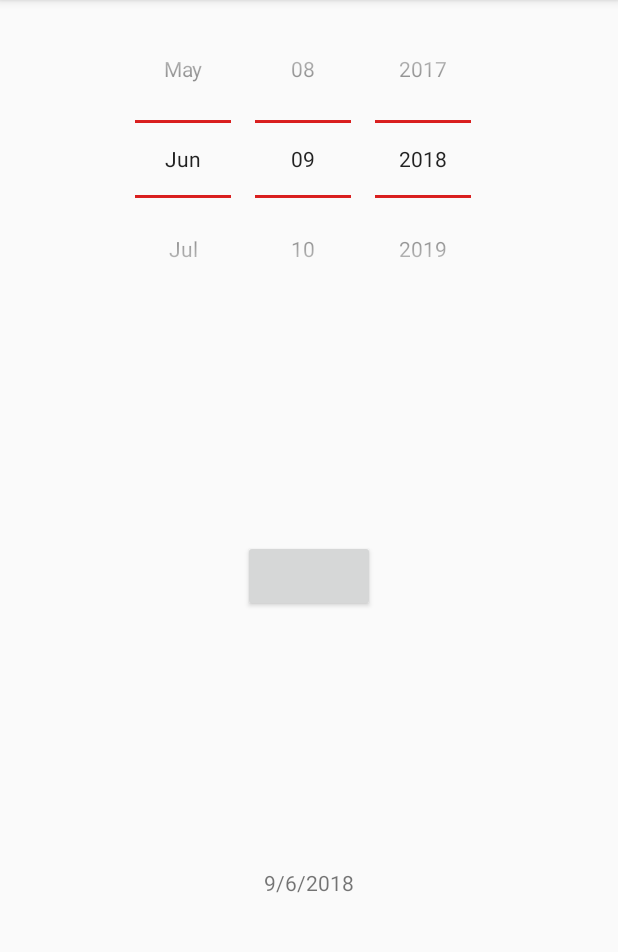
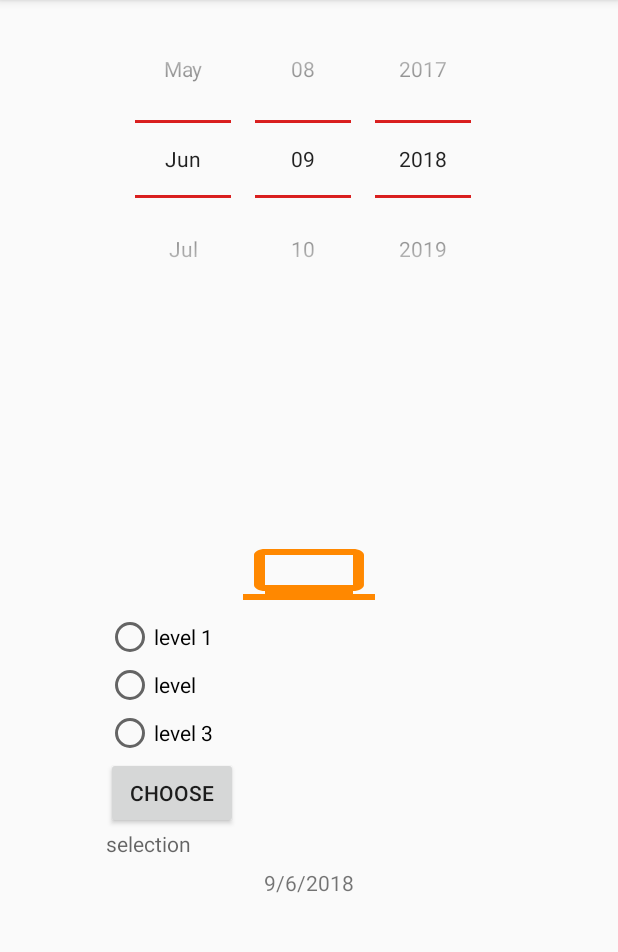
Before and after one commit to MohammedFouad/DatePickerwidget, an Android app: the screen it shows after launch (MainActivity), on a phone screen of 412 x 824 dp, the part 84-1036 px from its top. Run offline under Robolectric (Android 15) with nearby library versions, the phone set to English and light mode, and no system bars.

Commit message:
Tried toast date picker

```diff
--- a/app/src/main/AndroidManifest.xml
+++ b/app/src/main/AndroidManifest.xml
@@ -16,6 +16,7 @@
                 <category android:name="android.intent.category.LAUNCHER" />
             </intent-filter>
         </activity>
+        <activity android:name=".customToast"></activity>
     </application>
 
 </manifest>
--- a/app/src/main/java/com/app/smart/datepickerwidget/MainActivity.java
+++ b/app/src/main/java/com/app/smart/datepickerwidget/MainActivity.java
@@ -4,8 +4,13 @@ import android.app.DatePickerDialog;
 import android.app.Dialog;
 import android.support.v7.app.AppCompatActivity;
 import android.os.Bundle;
+import android.view.LayoutInflater;
 import android.view.View;
+import android.view.ViewGroup;
+import android.widget.Button;
 import android.widget.DatePicker;
+import android.widget.RadioButton;
+import android.widget.RadioGroup;
 import android.widget.TextView;
 import android.widget.Toast;
 
@@ -17,12 +22,39 @@ public class MainActivity extends AppCompatActivity {
     DatePickerDialog datePickerDialog;
     private int year, month, day;
     TextView dateView;
+    customToast toastdata;
+    Toast toast;
+    TextView text,selectedRadioButton;
 
+    Button confirm;
+
+    RadioGroup radioGroup;
+    RadioButton firstLevel, secondLevel, thirdLevel;
     @Override
     protected void onCreate(Bundle savedInstanceState) {
         super.onCreate(savedInstanceState);
         setContentView(R.layout.activity_main);
 
+        selectedRadioButton = findViewById(R.id.showSelection);
+
+        confirm = findViewById(R.id.checkRadioButton);
+
+        radioGroup = findViewById(R.id.radioGroup);
+
+        firstLevel = findViewById(R.id.firstLevel);
+        secondLevel = findViewById(R.id.secondLevel);
+        thirdLevel = findViewById(R.id.thirdLevel);
+
+        LayoutInflater inflater = getLayoutInflater();
+        View view = inflater.inflate(R.layout.activity_custom_toast,
+                (ViewGroup) findViewById(R.id.relativeLayout1));
+
+       text = findViewById(R.id.textView1);
+
+        toast = new Toast(this);
+        toast.setView(view);
+     //   text.setText("your score is good");
+       // toast.show();
         dateView = findViewById(R.id.textView3);
         final Calendar c = Calendar.getInstance();
         year = c.get(Calendar.YEAR);
@@ -34,14 +66,20 @@ public class MainActivity extends AppCompatActivity {
 
         showDate(year, month + 1, day);
 
+        show();
+
     }
 
     @SuppressWarnings("deprecation")
     public void setDate(View view) {
         showDialog(999);
-        Toast.makeText(getApplicationContext(), "ca",
-                Toast.LENGTH_SHORT)
-                .show();
+
+        toast.show();
+
+
+        //Toast.makeText(getApplicationContext(), "",
+//                Toast.LENGTH_SHORT)
+//                .show();
     }
 
     @Override
@@ -72,4 +110,30 @@ public class MainActivity extends AppCompatActivity {
         dateView.setText(new StringBuilder().append(day1).append("/")
                 .append(month1).append("/").append(year1));
     }
+
+    public void show(){
+        confirm.setOnClickListener(new View.OnClickListener() {
+            @Override
+            public void onClick(View v) {
+
+                int selectedId = radioGroup.getCheckedRadioButtonId();
+
+                if (selectedId==firstLevel.getId()){
+                    selectedRadioButton.setText("first level is selcted");
+                    selectedRadioButton.setTextColor(getResources().getColor(R.color.colorAccent));
+                }
+                if (selectedId==secondLevel.getId()){
+                    selectedRadioButton.setText("second level is selcted");
+                    selectedRadioButton.setTextColor(getResources().getColor(R.color.colorPrimary));
+                }
+                if (selectedId==thirdLevel.getId()){
+                    selectedRadioButton.setText("third level is selcted");
+                    selectedRadioButton.setTextColor(getResources().getColor(R.color.colorPrimaryDark));
+                }
+
+
+            }
+        });
+
+    }
 }
--- /dev/null
+++ b/app/src/main/res/drawable/ic_baseline_laptop_windows_24px.xml
@@ -0,0 +1,9 @@
+<vector xmlns:android="http://schemas.android.com/apk/res/android"
+    android:width="24dp"
+    android:height="24dp"
+    android:viewportWidth="24"
+    android:viewportHeight="24">
+  <path
+      android:fillColor="#FF000000"
+      android:pathData="M20,18v-1c1.1,0 1.99,-0.9 1.99,-2L22,5c0,-1.1 -0.9,-2 -2,-2H4c-1.1,0 -2,0.9 -2,2v10c0,1.1 0.9,2 2,2v1H0v2h24v-2h-4zM4,5h16v10H4V5z"/>
+</vector>
--- a/app/src/main/res/layout/activity_main.xml
+++ b/app/src/main/res/layout/activity_main.xml
@@ -14,7 +14,9 @@
         app:layout_constraintBottom_toBottomOf="parent"
         app:layout_constraintLeft_toLeftOf="parent"
         app:layout_constraintRight_toRightOf="parent"
-        app:layout_constraintTop_toTopOf="parent" />
+        app:layout_constraintTop_toTopOf="parent"
+        android:backgroundTint="@android:color/holo_orange_dark"
+        android:background="@drawable/ic_baseline_laptop_windows_24px"/>
 
     <TextView
         android:id="@+id/textView3"
@@ -40,4 +42,53 @@
         android:layout_marginTop="8dp"
         app:layout_constraintEnd_toEndOf="parent"
         app:layout_constraintStart_toStartOf="parent" />
+
+    <RadioGroup
+        android:id="@+id/radioGroup"
+        android:layout_width="wrap_content"
+        android:layout_height="wrap_content"
+        android:layout_marginBottom="8dp"
+        android:layout_marginEnd="8dp"
+        android:layout_marginStart="8dp"
+        android:layout_marginTop="8dp"
+        android:orientation="vertical"
+            app:layout_constraintBottom_toBottomOf="parent"
+        app:layout_constraintEnd_toEndOf="parent"
+        app:layout_constraintHorizontal_bias="0.203"
+        app:layout_constraintStart_toStartOf="parent"
+        app:layout_constraintTop_toBottomOf="@+id/datePicker">
+
+        <RadioButton
+            android:id="@+id/firstLevel"
+            android:layout_width="wrap_content"
+            android:layout_height="wrap_content"
+            android:text="level 1"
+           />
+
+        <RadioButton
+            android:id="@+id/secondLevel"
+            android:layout_width="wrap_content"
+            android:layout_height="wrap_content"
+            android:text="level " />
+
+        <RadioButton
+            android:id="@+id/thirdLevel"
+            android:layout_width="wrap_content"
+            android:layout_height="wrap_content"
+            android:text="level 3" />
+
+        <Button
+            android:layout_width="wrap_content"
+            android:layout_height="wrap_content"
+            android:text="choose"
+            android:id="@+id/checkRadioButton"/>
+        <TextView
+            android:layout_width="wrap_content"
+            android:layout_height="wrap_content"
+            android:id="@+id/showSelection"
+            android:hint="selection"/>
+
+    </RadioGroup>
+
+
 </android.support.constraint.ConstraintLayout>
```
Also changed, not shown: app/src/main/java/com/app/smart/datepickerwidget/customToast.java (added, +30 -0 lines), app/src/main/res/drawable/ic_baseline_radio_button_unchecked_24px.xml (added, +9 -0 lines), app/src/main/res/drawable/ic_radio_button_checked_black_24dp.xml (added, +9 -0 lines), app/src/main/res/layout/activity_custom_toast.xml (added, +37 -0 lines), app/src/main/res/drawable/smile.jpeg (added).
